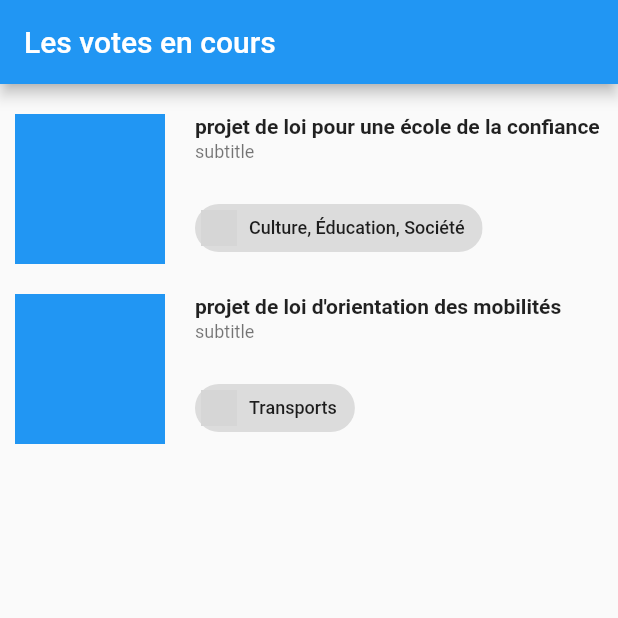
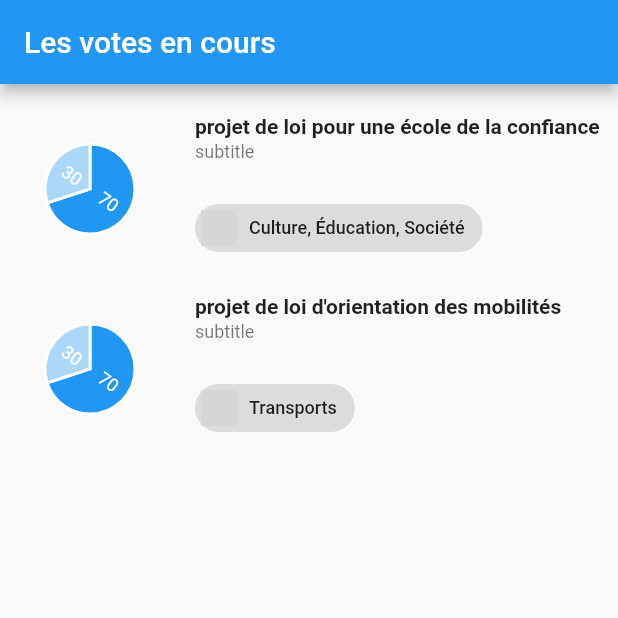
Before and after one commit to WilkeoCom/ma-voix-app, a Flutter app: the screen it shows after launch, on a phone screen of 412 x 824 dp, the top half of it. Run offline on Flutter 3.47's test engine with Material 2 defaults, Android fonts, the phone set to English and light mode, and no system bars; our stand-ins replace charts_flutter, rxdart; network calls fail; grey boxes are pictures that could not be loaded.

Commit message:
feat(Chart): Add pie chart on the home page

```diff
--- /dev/null
+++ b/lib/projects/models/linear_polls.dart
@@ -0,0 +1,7 @@
+/// Linear data type.
+class LinearPolls {
+  final String legend;
+  final int votesNumber;
+
+  LinearPolls(this.legend, this.votesNumber);
+}
--- a/lib/projects/widgets/chart.dart
+++ b/lib/projects/widgets/chart.dart
@@ -1,18 +1,51 @@
+import 'package:charts_flutter/flutter.dart' as charts;
 import 'package:flutter/cupertino.dart';
 import 'package:flutter/material.dart';
+import 'package:ma_voix_app/projects/models/linear_polls.dart';
 
 class Chart extends StatelessWidget {
-  Chart({
-    Key key,
-  }) : super(key: key);
+  final List<charts.Series> seriesList;
+  final bool animate;
+
+  Chart(this.seriesList, {this.animate});
+
+  factory Chart.withSampleData() {
+    return new Chart(
+      _createSampleData(),
+      animate: true,
+    );
+  }
 
   @override
   Widget build(BuildContext context) {
     return AspectRatio(
       aspectRatio: 1.0,
-      child: Container(
-        decoration: const BoxDecoration(color: Colors.blue),
+      child: new charts.PieChart(
+        seriesList,
+        animate: animate,
+        defaultRenderer: new charts.ArcRendererConfig(
+          arcWidth: 60,
+          arcRendererDecorators: [new charts.ArcLabelDecorator()],
+        ),
       ),
     );
   }
+
+  /// Create one series with sample hard coded data.
+  static List<charts.Series<LinearPolls, String>> _createSampleData() {
+    final data = [
+      new LinearPolls('Pour', 70),
+      new LinearPolls('Contre', 30),
+    ];
+
+    return [
+      new charts.Series<LinearPolls, String>(
+        id: 'Polls',
+        domainFn: (LinearPolls sales, _) => sales.legend,
+        measureFn: (LinearPolls sales, _) => sales.votesNumber,
+        data: data,
+        labelAccessorFn: (LinearPolls row, _) => '${row.votesNumber}',
+      )
+    ];
+  }
 }
--- a/lib/projects/widgets/projects_list_item.dart
+++ b/lib/projects/widgets/projects_list_item.dart
@@ -15,7 +15,7 @@ class ProjectsListItem extends StatelessWidget {
   @override
   Widget build(BuildContext context) {
     return Row(crossAxisAlignment: CrossAxisAlignment.start, children: <Widget>[
-      new Chart(),
+      Chart.withSampleData(),
       new ProjectResume(project: project),
     ]);
   }
--- a/pubspec.yaml
+++ b/pubspec.yaml
@@ -23,6 +23,7 @@ dependencies:
   # The following adds the Cupertino Icons font to your application.
   # Use with the CupertinoIcons class for iOS style icons.
   cupertino_icons: ^0.1.2
+  charts_flutter: ^0.6.0
   rxdart: ^0.21.0
 
 dev_dependencies:
```
Also changed, not shown: pubspec.lock.
